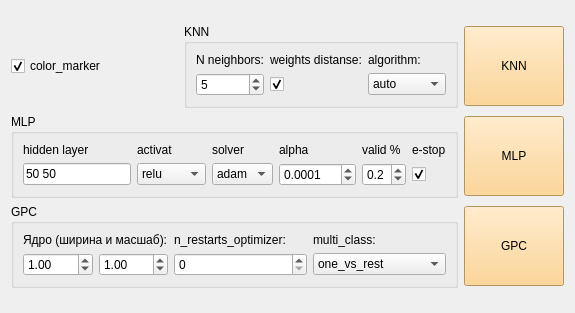
First picture: the form in qt/classifier_form.ui, repository idergunoff/geovel_1.0, before the edit.
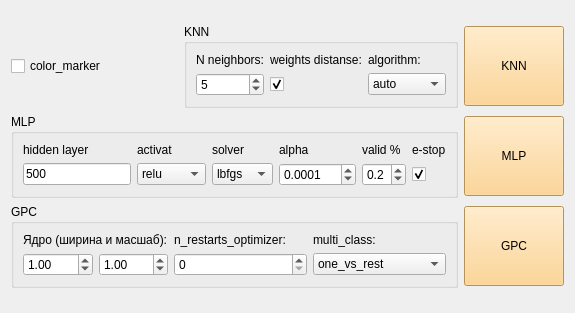
Second picture: the form after the edit.

Patch:
```diff
--- a/qt/classifier_form.ui
+++ b/qt/classifier_form.ui
@@ -22,7 +22,7 @@
         <string>color_marker</string>
        </property>
        <property name="checked">
-        <bool>true</bool>
+        <bool>false</bool>
        </property>
       </widget>
      </item>
@@ -176,7 +176,7 @@
         <item row="1" column="0">
          <widget class="QLineEdit" name="lineEdit_layer_mlp">
           <property name="text">
-           <string>50 50</string>
+           <string>500</string>
           </property>
          </widget>
         </item>
@@ -206,6 +206,12 @@
         </item>
         <item row="1" column="2">
          <widget class="QComboBox" name="comboBox_solvar_mlp">
+          <property name="currentText">
+           <string>lbfgs</string>
+          </property>
+          <property name="currentIndex">
+           <number>1</number>
+          </property>
           <item>
            <property name="text">
             <string>adam</string>
```
